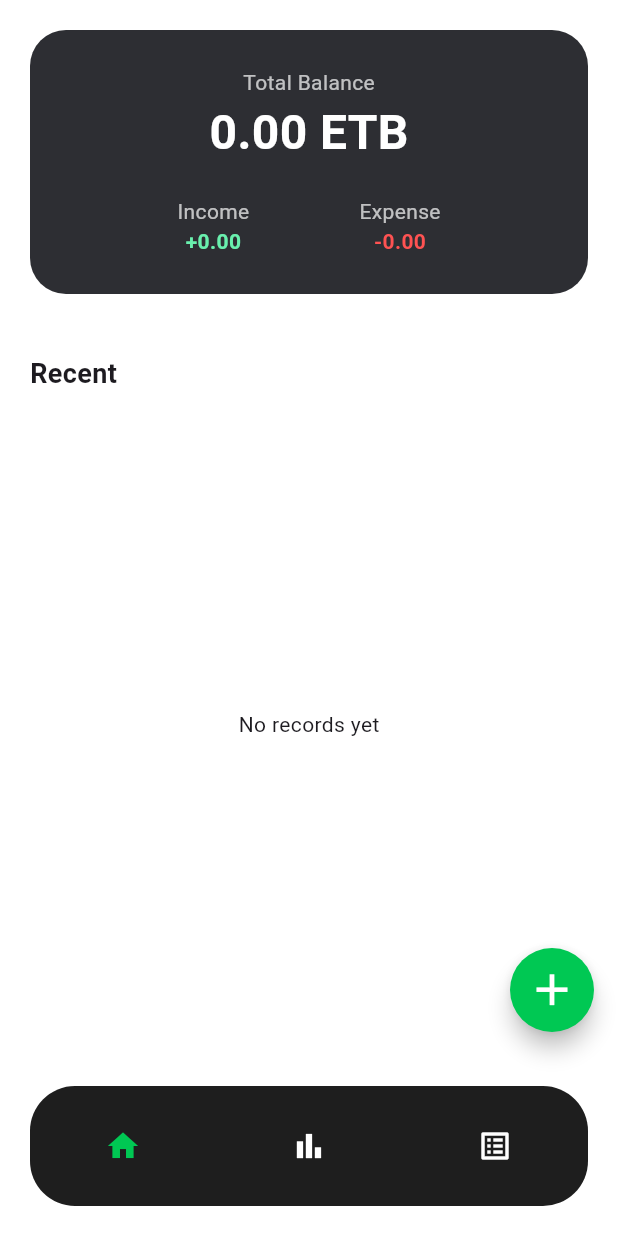
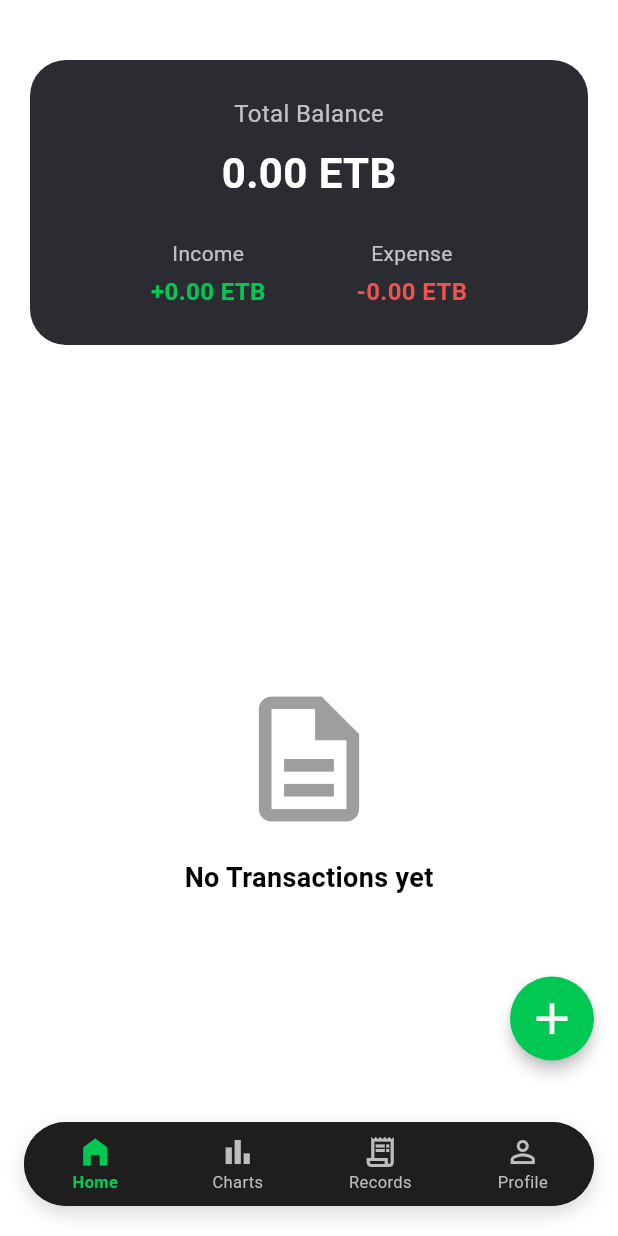
Before and after one commit to Wintanay/MAD, a Flutter app: the screen it shows after launch, after a tap on "sign in", on a phone screen of 412 x 824 dp. Run offline on Flutter 3.47's test engine with Material 3 defaults, Android fonts, the phone set to English and light mode, and no system bars; accounts and stored records are empty.

Commit message:
Connect home screen to transaction data

```diff
--- a/lib/main.dart
+++ b/lib/main.dart
@@ -2,7 +2,8 @@ import 'package:flutter/material.dart';
 import 'screens/splash_screen.dart';
 import 'screens/add_screen.dart';
 import 'screens/chart_screen.dart';
-import 'screens/record_screen.dart'; // Import Debora's Records Screen
+import 'screens/profile_screen.dart';
+import 'screens/record_screen.dart';
 
 void main() {
   runApp(const ExpenseTrackerApp());
@@ -14,7 +15,12 @@ class ExpenseTrackerApp extends StatelessWidget {
   @override
   Widget build(BuildContext context) {
     return MaterialApp(
+      title: 'Personal Expense Tracker',
       debugShowCheckedModeBanner: false,
+      theme: ThemeData(
+        scaffoldBackgroundColor: Colors.white,
+        primaryColor: const Color(0xFF00C853),
+      ),
       home: const SplashScreen(),
     );
   }
@@ -30,131 +36,225 @@ class MainNavigation extends StatefulWidget {
 class _MainNavigationState extends State<MainNavigation> {
   int _selectedIndex = 0;
 
-  // GLOBAL DATA: Shared between Home and Records
-  double totalBalance = 0.00;
-  double totalIncome = 0.00;
-  double totalExpense = 0.00;
-  List<Map<String, dynamic>> transactions = [];
+  final List<Map<String, dynamic>> dummyTransactions = [];
 
   void _navigateToAddScreen() async {
-    final result = await Navigator.push(
+    final newTransaction = await Navigator.push(
       context,
       MaterialPageRoute(builder: (context) => const AddExpenseScreen()),
     );
 
-    if (result != null && result is Map<String, dynamic>) {
+    if (newTransaction != null && newTransaction is Map<String, dynamic>) {
       setState(() {
-        transactions.insert(0, result);
-        double amount = result['amount'];
-        if (result['type'] == 'Income') {
-          totalIncome += amount;
-          totalBalance += amount;
-        } else {
-          totalExpense += amount;
-          totalBalance -= amount;
-        }
+        dummyTransactions.add(newTransaction);
       });
     }
   }
 
+  // CHANGE 1: Changed from 'late final List' to 'get' so home rebuilds on state change
+  List<Widget> get _pages => [
+    _buildHomeContent(),
+    const ChartsScreen(),
+    RecordsScreen(transactions: dummyTransactions),
+    const ProfileScreen(),
+  ];
+
   @override
   Widget build(BuildContext context) {
-    // List of screens - Index 2 now passes the real transactions list
-    final List<Widget> _pages = [
-      _buildHomeContent(),
-      const ChartsScreen(),
-      RecordsScreen(transactions: transactions), // Passing the list to Records
-    ];
-
     return Scaffold(
       backgroundColor: Colors.white,
-      body: SafeArea(child: _pages[_selectedIndex]),
-      floatingActionButton: FloatingActionButton(
+      extendBody: true,
+      body: SafeArea(
+        bottom: false,
+        child: _pages[_selectedIndex],
+      ),
+      floatingActionButton: Padding(
+        padding: const EdgeInsets.only(bottom: 25),
+        child: FloatingActionButton(
           onPressed: _navigateToAddScreen,
           backgroundColor: const Color(0xFF00C853),
           shape: const CircleBorder(),
+          elevation: 4,
           child: const Icon(Icons.add, color: Colors.white, size: 35),
         ),
+      ),
+      floatingActionButtonLocation: FloatingActionButtonLocation.endFloat,
       bottomNavigationBar: _buildBottomNav(),
     );
   }
 
-  Widget _buildHomeContent() {
-    return Column(
-      children: [
-        _buildBalanceCard(),
-        const SizedBox(height: 20),
-        const Padding(
-          padding: EdgeInsets.symmetric(horizontal: 20),
-          child: Align(alignment: Alignment.centerLeft, child: Text("Recent", style: TextStyle(fontSize: 18, fontWeight: FontWeight.bold))),
+  Widget _buildBottomNav() {
+    return Container(
+      margin: const EdgeInsets.only(left: 16, right: 16, bottom: 20),
+      decoration: BoxDecoration(
+        color: const Color(0xFF1E1E1E),
+        borderRadius: BorderRadius.circular(30),
+        boxShadow: [
+          BoxShadow(
+            color: Colors.black.withValues(alpha: 0.15),
+            blurRadius: 10,
+            offset: const Offset(0, 5),
           ),
-        _buildTransactionList(),
-      ],
-    );
-  }
-
-  Widget _buildBalanceCard() {
-    return Padding(
-      padding: const EdgeInsets.all(20.0),
-      child: Container(
-        padding: const EdgeInsets.all(25),
-        decoration: BoxDecoration(color: const Color(0xFF2D2E33), borderRadius: BorderRadius.circular(24)),
-        child: Column(
-          children: [
-            const Text("Total Balance", style: TextStyle(color: Colors.white70)),
-            Text("${totalBalance.toStringAsFixed(2)} ETB", style: const TextStyle(color: Colors.white, fontSize: 32, fontWeight: FontWeight.bold)),
-            const SizedBox(height: 20),
-            Row(
-              mainAxisAlignment: MainAxisAlignment.spaceEvenly,
-              children: [
-                _stat("Income", "+${totalIncome.toStringAsFixed(2)}", Colors.greenAccent),
-                _stat("Expense", "-${totalExpense.toStringAsFixed(2)}", Colors.redAccent),
         ],
       ),
+      child: ClipRRect(
+        borderRadius: BorderRadius.circular(30),
+        child: BottomNavigationBar(
+          currentIndex: _selectedIndex,
+          onTap: (index) {
+            setState(() {
+              _selectedIndex = index;
+            });
+          },
+          backgroundColor: const Color(0xFF1E1E1E),
+          selectedItemColor: const Color(0xFF00C853),
+          unselectedItemColor: Colors.grey[400],
+          type: BottomNavigationBarType.fixed,
+          showSelectedLabels: true,
+          showUnselectedLabels: true,
+          selectedLabelStyle:
+              const TextStyle(fontSize: 11, fontWeight: FontWeight.bold),
+          unselectedLabelStyle: const TextStyle(fontSize: 11),
+          elevation: 0,
+          items: const [
+            BottomNavigationBarItem(
+                icon: Icon(Icons.home_filled, size: 24), label: 'Home'),
+            BottomNavigationBarItem(
+                icon: Icon(Icons.bar_chart_outlined, size: 24), label: 'Charts'),
+            BottomNavigationBarItem(
+                icon: Icon(Icons.receipt_long_outlined, size: 24), label: 'Records'),
+            BottomNavigationBarItem(
+                icon: Icon(Icons.person_outline, size: 24), label: 'Profile'),
           ],
         ),
       ),
     );
   }
 
-  Widget _stat(String label, String val, Color col) => Column(children: [Text(label, style: const TextStyle(color: Colors.white70)), Text(val, style: TextStyle(color: col, fontWeight: FontWeight.bold))]);
-  Widget _buildTransactionList() {
-    return Expanded(
-      child: transactions.isEmpty
-        ? const Center(child: Text("No records yet"))
-        : ListView.builder(
-            itemCount: transactions.length > 5 ? 5 : transactions.length, // Show only recent 5 on Home
+  // CHANGE 2: _buildHomeContent now calculates real totals from dummyTransactions
+  Widget _buildHomeContent() {
+    double totalIncome = dummyTransactions
+        .where((t) => t['type'] == 'Income')
+        .fold(0.0, (sum, t) => sum + (t['amount'] as double));
+
+    double totalExpense = dummyTransactions
+        .where((t) => t['type'] == 'Expense')
+        .fold(0.0, (sum, t) => sum + (t['amount'] as double));
+
+    double totalBalance = totalIncome - totalExpense;
+
+    return Padding(
+      padding: const EdgeInsets.all(20.0),
+      child: Column(
+        crossAxisAlignment: CrossAxisAlignment.start,
+        children: [
+          const SizedBox(height: 20),
+          Container(
+            width: double.infinity,
+            padding: const EdgeInsets.symmetric(vertical: 24, horizontal: 20),
+            decoration: BoxDecoration(
+              color: const Color(0xFF2A2C32),
+              borderRadius: BorderRadius.circular(24),
+            ),
+            child: Column(
+              children: [
+                const Text("Total Balance",
+                    style: TextStyle(color: Colors.white70, fontSize: 16)),
+                const SizedBox(height: 8),
+                Text(
+                  "${totalBalance.toStringAsFixed(2)} ETB",
+                  style: const TextStyle(
+                      color: Colors.white,
+                      fontSize: 28,
+                      fontWeight: FontWeight.bold),
+                ),
+                const SizedBox(height: 24),
+                Row(
+                  mainAxisAlignment: MainAxisAlignment.spaceEvenly,
+                  children: [
+                    _balanceStatColumn("Income",
+                        "+${totalIncome.toStringAsFixed(2)} ETB",
+                        const Color(0xFF00C853)),
+                    _balanceStatColumn("Expense",
+                        "-${totalExpense.toStringAsFixed(2)} ETB",
+                        const Color(0xFFEF5350)),
+                  ],
+                )
+              ],
+            ),
+          ),
+          const SizedBox(height: 20),
+          // CHANGE 3: Shows transaction list when data exists, empty state when not
+          dummyTransactions.isEmpty
+              ? const Expanded(
+                  child: Center(
+                    child: Column(
+                      mainAxisAlignment: MainAxisAlignment.center,
+                      children: [
+                        Icon(Icons.description_outlined,
+                            size: 100, color: Colors.grey),
+                        SizedBox(height: 16),
+                        Text("No Transactions yet",
+                            style: TextStyle(
+                                fontSize: 18,
+                                fontWeight: FontWeight.bold,
+                                color: Colors.black)),
+                      ],
+                    ),
+                  ),
+                )
+              : Expanded(
+                  child: ListView.builder(
+                    itemCount: dummyTransactions.length,
                     itemBuilder: (context, index) {
-              final item = transactions[index];
+                      final t = dummyTransactions[index];
+                      bool isIncome = t['type'] == 'Income';
                       return ListTile(
-                title: Text(item['category']),
-                trailing: Text("${item['type'] == 'Income' ? '+' : '-'}${item['amount']}", style: TextStyle(color: item['type'] == 'Income' ? Colors.green : Colors.red)),
+                        leading: CircleAvatar(
+                          backgroundColor: isIncome
+                              ? const Color(0xFFE8F5E9)
+                              : const Color(0xFFFFEBEE),
+                          child: Icon(
+                            isIncome
+                                ? Icons.arrow_downward
+                                : Icons.arrow_upward,
+                            color: isIncome
+                                ? const Color(0xFF00C853)
+                                : const Color(0xFFEF5350),
+                          ),
+                        ),
+                        title: Text(t['category'],
+                            style:
+                                const TextStyle(fontWeight: FontWeight.bold)),
+                        subtitle: Text(t['type']),
+                        trailing: Text(
+                          "${isIncome ? '+' : '-'}${(t['amount'] as double).toStringAsFixed(2)} ETB",
+                          style: TextStyle(
+                            color: isIncome
+                                ? const Color(0xFF00C853)
+                                : const Color(0xFFEF5350),
+                            fontWeight: FontWeight.bold,
+                          ),
+                        ),
                       );
                     },
                   ),
-    );
-  }
-
-  Widget _buildBottomNav() {
-    return Container(
-      height: 80,
-      margin: const EdgeInsets.all(20),
-      decoration: BoxDecoration(color: const Color(0xFF1E1E1E), borderRadius: BorderRadius.circular(30)),
-      child: Row(
-        mainAxisAlignment: MainAxisAlignment.spaceAround,
-        children: [
-          _navItem(Icons.home, 0),
-          _navItem(Icons.bar_chart, 1),
-          _navItem(Icons.list_alt, 2),
+                ),
         ],
       ),
     );
   }
 
-  Widget _navItem(IconData icon, int index) {
-    return IconButton(
-      icon: Icon(icon, color: _selectedIndex == index ? const Color(0xFF00C853) : Colors.white),
-      onPressed: () => setState(() => _selectedIndex = index),
+  Widget _balanceStatColumn(String label, String amount, Color color) {
+    return Column(
+      children: [
+        Text(label,
+            style: const TextStyle(color: Colors.white70, fontSize: 14)),
+        const SizedBox(height: 4),
+        Text(amount,
+            style: TextStyle(
+                color: color, fontSize: 16, fontWeight: FontWeight.bold)),
+      ],
     );
   }
 }
```
Lines whose indentation alone changed are shown as unchanged.
